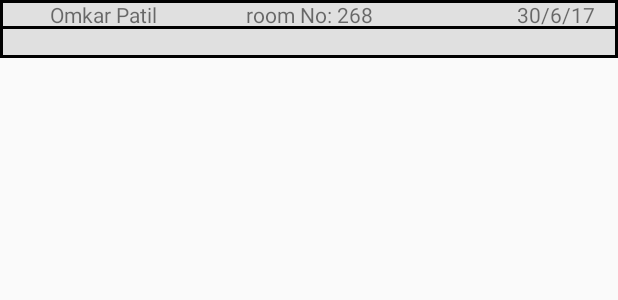
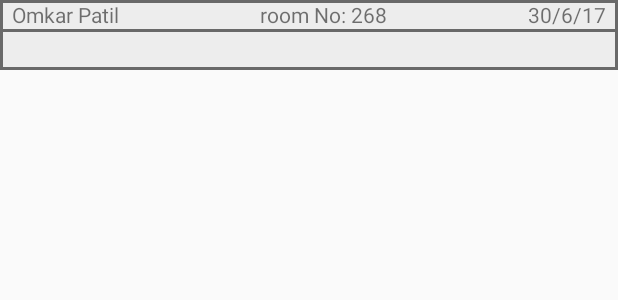
Before and after one commit to InstituteWebOps/complaints_box, an Android app: the layout comment_item.xml on its own in the app's theme, with its tools: preview values and no code run, on a phone screen of 412 x 824 dp. Shown: the top 300 px of the screen. Run offline under Robolectric (Android 15) with nearby library versions, the phone set to English and light mode, and no system bars; network calls fail.

Commit message:
minor changes

```diff
--- a/app/src/main/java/com/example/harisanker/hostelcomplaints/LatestThreadFragment.java
+++ b/app/src/main/java/com/example/harisanker/hostelcomplaints/LatestThreadFragment.java
@@ -11,7 +11,6 @@ import android.view.View;
 import android.view.ViewGroup;
 import android.widget.Toast;
 
-import com.android.volley.AuthFailureError;
 import com.android.volley.DefaultRetryPolicy;
 import com.android.volley.Request;
 import com.android.volley.Response;
@@ -65,7 +64,6 @@ public class LatestThreadFragment extends Fragment implements SwipeRefreshLayout
         StringRequest stringRequest = new StringRequest(Request.Method.POST,url, new Response.Listener<String>() {
             @Override
             public void onResponse(String response) {
-                Toast.makeText(getActivity(), response, Toast.LENGTH_SHORT).show();
                 DataParser dataParser = new DataParser(response ,getContext());
                 ArrayList<Complaint> complaintArray = null;
                 try {
--- a/app/src/main/res/drawable/tv_border.xml
+++ b/app/src/main/res/drawable/tv_border.xml
@@ -4,7 +4,7 @@
 android:shape="rectangle" >
     <stroke
     android:width="2dp"
-    android:color="#000000" />
-    <solid android:color="#E0E0E0"/>
+    android:color="#696969" />
+    <solid android:color="#ededed"/>
 
 </shape>
--- a/app/src/main/res/layout/comment_item.xml
+++ b/app/src/main/res/layout/comment_item.xml
@@ -1,45 +1,58 @@
 <?xml version="1.0" encoding="utf-8"?>
 <LinearLayout xmlns:android="http://schemas.android.com/apk/res/android"
-    android:orientation="vertical"
+    android:id="@+id/comment_item"
     android:layout_width="match_parent"
     android:layout_height="wrap_content"
     android:background="@drawable/tv_border"
-    android:id="@+id/comment_item">
+    android:orientation="vertical">
 
-    <LinearLayout
+    <RelativeLayout
+        android:layout_width="match_parent"
+        android:layout_height="wrap_content">
+        <TextView
+            android:id="@+id/ci_name"
+            android:layout_width="wrap_content"
+            android:layout_height="wrap_content"
+            android:layout_alignParentLeft="true"
+            android:layout_alignParentStart="true"
+            android:paddingEnd="8dp"
+            android:paddingLeft="8dp"
+            android:paddingRight="8dp"
+            android:paddingStart="8dp"
+            android:text="Omkar Patil"/>
+        <TextView
+            android:id="@+id/ci_roomNo"
+            android:layout_width="wrap_content"
+            android:layout_height="wrap_content"
+            android:layout_toEndOf="@id/ci_name"
+            android:layout_toLeftOf="@+id/ci_date"
+            android:layout_toRightOf="@id/ci_name"
+            android:layout_toStartOf="@+id/ci_date"
+            android:gravity="center"
+            android:text="room No: 268"/>
+        <TextView
+            android:id="@+id/ci_date"
+            android:layout_width="wrap_content"
+            android:layout_height="wrap_content"
+            android:layout_alignParentEnd="true"
+            android:layout_alignParentRight="true"
+            android:gravity="end"
+            android:paddingEnd="8dp"
+            android:paddingLeft="8dp"
+            android:paddingRight="8dp"
+            android:paddingStart="8dp"
+            android:text="30/6/17"/>
+    </RelativeLayout>
+
+    <TextView
+        android:id="@+id/ci_comStr"
         android:layout_width="match_parent"
         android:layout_height="wrap_content"
-        android:orientation="horizontal"
-        android:background="@drawable/tv_border">
-        <TextView
-            android:layout_width="0dp"
-            android:layout_height="wrap_content"
-            android:id="@+id/ci_name"
-            android:layout_weight="1"
-            android:text="Omkar Patil"
-            android:gravity="center" />
-        <TextView
-            android:layout_width="0dp"
-            android:layout_height="wrap_content"
-            android:id="@+id/ci_roomNo"
-            android:layout_weight="1"
-            android:text="room No: 268"
-            android:gravity="center"/>
-        <TextView
-            android:layout_width="0dp"
-            android:layout_height="wrap_content"
-            android:id="@+id/ci_date"
-            android:layout_weight="1"
-            android:text="30/6/17"
-            android:gravity="end"
-            android:paddingRight="15dp"/>
-    </LinearLayout>
-
-    <TextView
-        android:layout_width="match_parent"
-        android:layout_height="wrap_content"
-        android:id="@+id/ci_comStr"
-        android:paddingLeft="10dp"/>
+        android:background="@drawable/tv_border"
+        android:paddingBottom="4dp"
+        android:paddingLeft="8dp"
+        android:paddingRight="8dp"
+        android:paddingTop="4dp"/>
 
 
 </LinearLayout>
--- a/app/src/main/res/layout/complaint_card.xml
+++ b/app/src/main/res/layout/complaint_card.xml
@@ -14,6 +14,7 @@
 
 
         <RelativeLayout
+            android:id="@+id/rl_name"
             android:layout_width="match_parent"
             android:layout_height="wrap_content"
             android:padding="8dp">
@@ -143,6 +144,7 @@
             android:background="@android:color/darker_gray" />
 
         <LinearLayout
+            android:id="@+id/ll_comment"
             android:layout_width="match_parent"
             android:layout_height="wrap_content"
             android:orientation="horizontal"
@@ -177,7 +179,6 @@
                 android:layout_height="wrap_content"
                 android:layout_gravity="center_vertical"
                 android:layout_weight="2"
-                android:background="#FFFFFF"
                 android:padding="8dp"
                 android:text="downvote"/>
             <Button
--- a/app/src/main/res/values/colors.xml
+++ b/app/src/main/res/values/colors.xml
@@ -4,4 +4,7 @@
     <color name="colorPrimaryDark">#303F9F</color>
     <color name="colorAccent">#FF4081</color>
     <color name="circle_color">#000000</color>
+    <color name="resolved_colour">#F1F8E9</color>
+    <color name="unresolved_colour">#FFFDE7</color>
+
 </resources>
```
Also changed, not shown: app/src/main/java/com/example/harisanker/hostelcomplaints/ComplaintAdapter.java (+26 -14 lines), app/src/main/res/layout/activity_add_your_comment.xml (+15 -28 lines), app/src/main/res/layout/activity_comments.xml (+13 -13 lines).
